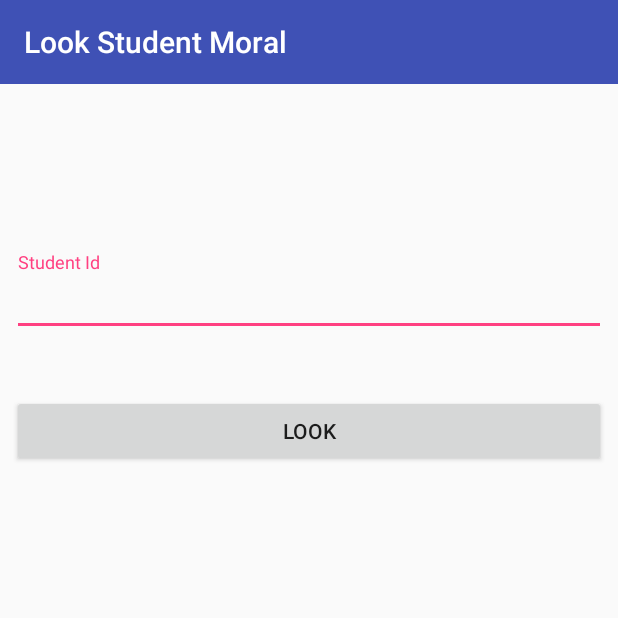
After one commit to wafer-li/Moral, an Android app: the LookStudentMoralActivity screen opened directly, with no data from a screen before it, on a phone screen of 412 x 824 dp, the top half of it. The commit adds this screen. Run offline under Robolectric (Android 15) with nearby library versions, the phone set to English and light mode, and no system bars.

Commit message:
Add look student moral activity

```diff
--- a/app/src/main/AndroidManifest.xml
+++ b/app/src/main/AndroidManifest.xml
@@ -9,18 +9,17 @@
             android:roundIcon="@mipmap/ic_launcher_round"
             android:supportsRtl="true"
             android:theme="@style/AppTheme">
-
-        <activity
-                android:name=".LoginActivity">
+        <activity android:name=".LoginActivity">
             <intent-filter>
                 <action android:name="android.intent.action.MAIN"/>
 
                 <category android:name="android.intent.category.LAUNCHER"/>
             </intent-filter>
         </activity>
-
         <activity android:name=".MoralLookingActivity">
         </activity>
+        <activity android:name=".LookStudentMoralActivity">
+        </activity>
+    </application>
 
-    </application>
 </manifest>
--- /dev/null
+++ b/app/src/main/kotlin/com/wafer/moral/LookStudentMoralActivity.kt
@@ -0,0 +1,32 @@
+package com.wafer.moral
+
+import android.content.Intent
+import android.os.Bundle
+import android.support.v7.app.AppCompatActivity
+import kotlinx.android.synthetic.main.activity_look_student_moral.*
+
+class LookStudentMoralActivity : AppCompatActivity() {
+
+    override fun onCreate(savedInstanceState: Bundle?) {
+        super.onCreate(savedInstanceState)
+        setContentView(R.layout.activity_look_student_moral)
+
+        look.setOnClickListener {
+            val studentId = look_student_id.editText?.text.toString()
+
+            if (studentId.isNullOrBlank())
+                look_student_id.error = getString(R.string.student_id_not_null)
+            else {
+                val student = TestData.userMoralData.find { !it.isTeacher && it.id == studentId }
+
+                if (student == null)
+                    look_student_id.error = getString(R.string.no_student)
+                else {
+                    val intent = Intent(this, MoralLookingActivity::class.java)
+                    intent.putExtra(Constants.STUDENT_ID, studentId)
+                    startActivity(intent)
+                }
+            }
+        }
+    }
+}
--- /dev/null
+++ b/app/src/main/res/layout/activity_look_student_moral.xml
@@ -0,0 +1,56 @@
+<?xml version="1.0" encoding="utf-8"?>
+<android.support.constraint.ConstraintLayout
+        xmlns:android="http://schemas.android.com/apk/res/android"
+        xmlns:tools="http://schemas.android.com/tools"
+        xmlns:app="http://schemas.android.com/apk/res-auto"
+        android:layout_width="match_parent"
+        android:layout_height="match_parent"
+        tools:context="com.wafer.moral.LookStudentMoralActivity">
+
+    <android.support.v7.widget.Toolbar
+            android:layout_width="0dp"
+            android:layout_height="wrap_content"
+            android:background="?attr/colorPrimary"
+            android:theme="?attr/actionBarTheme"
+            android:minHeight="?attr/actionBarSize"
+            android:id="@+id/moral_toolbar"
+            app:layout_constraintRight_toRightOf="parent"
+            app:layout_constraintLeft_toLeftOf="parent"
+            app:layout_constraintHorizontal_bias="0.0"
+            app:layout_constraintTop_toTopOf="parent"
+            app:title="@string/look_student_moral_title"/>
+
+    <android.support.design.widget.TextInputLayout
+            android:layout_width="0dp"
+            android:layout_height="wrap_content"
+            app:layout_constraintBottom_toBottomOf="parent"
+            android:layout_marginBottom="8dp"
+            android:layout_marginRight="8dp"
+            app:layout_constraintRight_toRightOf="parent"
+            android:layout_marginLeft="8dp"
+            app:layout_constraintLeft_toLeftOf="parent"
+            app:layout_constraintTop_toTopOf="parent"
+            android:layout_marginTop="8dp"
+            app:layout_constraintVertical_bias="0.213"
+            android:id="@+id/look_student_id"
+            app:layout_constraintHorizontal_bias="0.0">
+
+        <EditText
+                android:layout_width="match_parent"
+                android:layout_height="wrap_content"
+                android:hint="@string/student_id"/>
+    </android.support.design.widget.TextInputLayout>
+
+    <Button
+            android:text="@string/look"
+            android:layout_width="0dp"
+            android:layout_height="wrap_content"
+            android:id="@+id/look"
+            android:layout_marginTop="39dp"
+            app:layout_constraintTop_toBottomOf="@+id/look_student_id"
+            android:layout_marginLeft="8dp"
+            app:layout_constraintLeft_toLeftOf="parent"
+            android:layout_marginRight="8dp"
+            app:layout_constraintRight_toRightOf="parent"/>
+
+</android.support.constraint.ConstraintLayout>
--- a/app/src/main/res/values/strings.xml
+++ b/app/src/main/res/values/strings.xml
@@ -14,4 +14,10 @@
     <string name="moral_looking_title">Moral Looking</string>
     <string name="moral_is">Moral Point is: \n %1$s</string>
     <string name="no_student">No such student Id</string>
+
+    <!-- Look Student Moral -->
+    <string name="look_student_moral_title">Look Student Moral</string>
+    <string name="student_id">Student Id</string>
+    <string name="look">Look</string>
+    <string name="student_id_not_null">Student Id cannot be Null</string>
 </resources>
```
